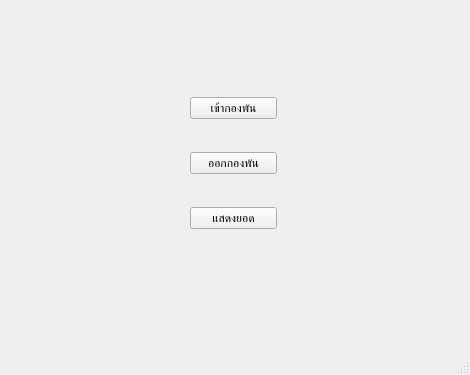
This is ui/menu.ui in KHIWQQ/Check_Cadet_2 as Qt 5 draws it before an edit. The edited form follows.
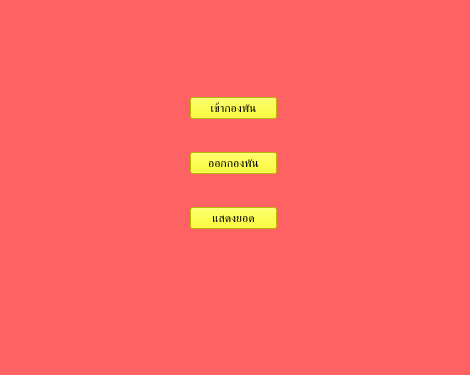
This is the edited form.

```diff
--- a/ui/menu.ui
+++ b/ui/menu.ui
@@ -13,8 +13,11 @@
   <property name="windowTitle">
    <string>MainWindow</string>
   </property>
+  <property name="styleSheet">
+   <string notr="true">background-color: rgb(255, 98, 98);</string>
+  </property>
   <widget class="QWidget" name="centralwidget">
-   <widget class="QWidget" name="">
+   <widget class="QWidget" name="layoutWidget">
     <property name="geometry">
      <rect>
       <x>190</x>
@@ -26,6 +29,9 @@
     <layout class="QGridLayout" name="gridLayout">
      <item row="0" column="0">
       <widget class="QPushButton" name="button_inbatt">
+       <property name="styleSheet">
+        <string notr="true">background-color: rgb(255, 255, 0);</string>
+       </property>
        <property name="text">
         <string>เข้ากองพัน</string>
        </property>
@@ -46,6 +52,9 @@
      </item>
      <item row="2" column="0">
       <widget class="QPushButton" name="button_outbatt">
+       <property name="styleSheet">
+        <string notr="true">background-color: rgb(255, 255, 0);</string>
+       </property>
        <property name="text">
         <string>ออกกองพัน</string>
        </property>
@@ -66,6 +75,9 @@
      </item>
      <item row="4" column="0">
       <widget class="QPushButton" name="button_show">
+       <property name="styleSheet">
+        <string notr="true">background-color: rgb(255, 255, 0);</string>
+       </property>
        <property name="text">
         <string>แสดงยอด</string>
        </property>
```
Left out of the diff: 2 changed lines with no effect on the pictures.
